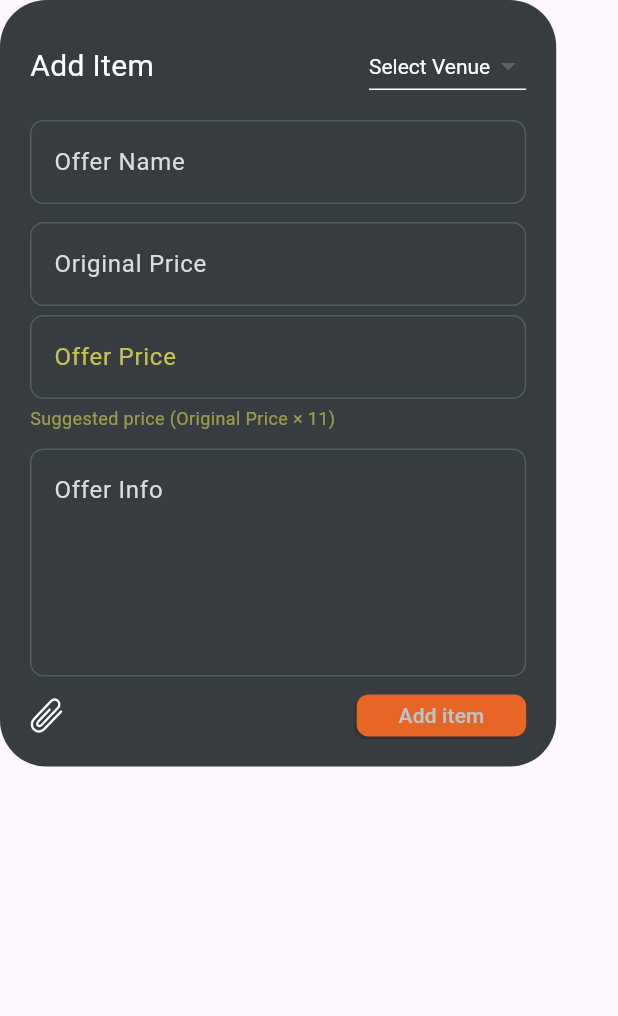
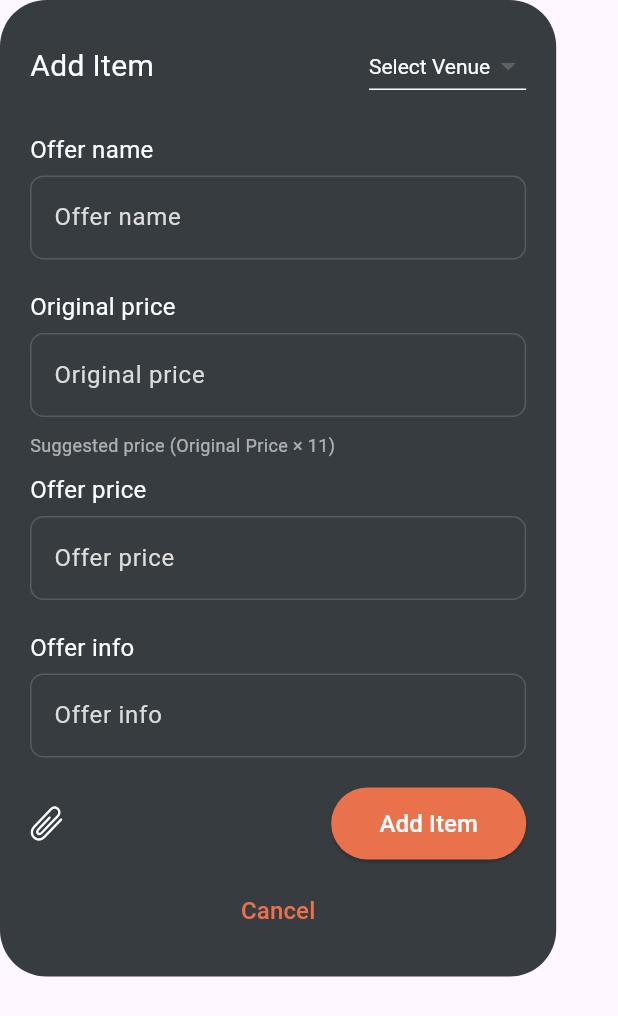
Before and after one commit to locofoStudio/locoDash, a Flutter app: the ItemCreationWidget widget shown alone on an empty page, opened directly, on a phone screen of 412 x 824 dp. Shown: the top 1016 px of the screen. Run offline on Flutter 3.47's test engine with Material 3 defaults, Android fonts, the light colour scheme and no system bars; our stand-ins replace cached_network_image, cloud_firestore, file_picker, firebase_auth, firebase_core, flutter_svg; missing offline and left inert: dart:html, dart:ui_web; accounts and stored records are empty; Roboto replaces fonts that are missing (Roboto Flex); project files that could hold a hidden picture were left out.

Commit message:
Misc widget adjustments and web view registry guard

```diff
--- a/lib/custom_code/widgets/item_creation_widget.dart
+++ b/lib/custom_code/widgets/item_creation_widget.dart
@@ -2,7 +2,6 @@ import 'package:flutter/material.dart';
 import 'package:file_picker/file_picker.dart';
 import 'package:cloud_firestore/cloud_firestore.dart';
 import 'package:firebase_auth/firebase_auth.dart';
-import 'dart:io';
 
 class ItemCreationWidget extends StatefulWidget {
   final Map<String, dynamic>? initialData;
@@ -154,14 +153,12 @@ class _ItemCreationWidgetState extends State<ItemCreationWidget> {
       return;
     }
 
-    // Find the venue ID that corresponds to the selected venue name
-    final venueId = _venueOwnership.entries
-        .firstWhere((entry) => entry.value == true)
-        .key;
-
-    if (!_venueOwnership.containsKey(venueId)) {
+    final venueId = _venues.firstWhere((v) => v == _selectedVenue, orElse: () => '');
+    if (venueId.isEmpty || !_venueOwnership.containsKey(venueId)) {
       ScaffoldMessenger.of(context).showSnackBar(
-        const SnackBar(content: Text('You do not have permission to add offers to this venue')),
+        const SnackBar(
+            content: Text(
+                'You do not have permission to add offers to this venue')),
       );
       return;
     }
@@ -172,13 +169,14 @@ class _ItemCreationWidgetState extends State<ItemCreationWidget> {
 
     try {
       final offerData = {
-        'OfferName': _offerNameController.text,
+        'name': _offerNameController.text,
+        'description': _offerInfoController.text,
+        'price': double.tryParse(_offerPriceController.text) ?? 0.0,
         'originalPrice': double.tryParse(_originalPriceController.text) ?? 0.0,
-        'OfferPrice': double.tryParse(_offerPriceController.text) ?? 0.0,
-        'OfferInfo': _offerInfoController.text,
+        'photoUrl': _selectedFilePath,
         'venueId': venueId,
-        'OfferPhoto': _selectedFilePath,
         'createdBy': _currentUserId,
+        'updatedAt': FieldValue.serverTimestamp(),
       };
 
       if (_documentId != null) {
@@ -190,9 +188,7 @@ class _ItemCreationWidgetState extends State<ItemCreationWidget> {
       } else {
         // Create new document
         offerData['createdAt'] = FieldValue.serverTimestamp();
-        await FirebaseFirestore.instance
-            .collection('offers')
-            .add(offerData);
+        await FirebaseFirestore.instance.collection('offers').add(offerData);
       }
 
       if (widget.onCancel != null) {
@@ -200,7 +196,9 @@ class _ItemCreationWidgetState extends State<ItemCreationWidget> {
       }
     } catch (e) {
       ScaffoldMessenger.of(context).showSnackBar(
-        SnackBar(content: Text('Error ${_documentId != null ? 'updating' : 'creating'} offer: $e')),
+        SnackBar(
+            content: Text(
+                'Error ${_documentId != null ? 'updating' : 'creating'} offer: $e')),
       );
     } finally {
       setState(() {
@@ -231,6 +229,7 @@ class _ItemCreationWidgetState extends State<ItemCreationWidget> {
         color: const Color(0xFF363C40),
         borderRadius: BorderRadius.circular(31),
       ),
+      child: SingleChildScrollView(
         child: Column(
           mainAxisSize: MainAxisSize.min,
           crossAxisAlignment: CrossAxisAlignment.start,
@@ -269,146 +268,23 @@ class _ItemCreationWidgetState extends State<ItemCreationWidget> {
                 ),
               ],
             ),
-          const SizedBox(height: 12),
-          TextField(
-            controller: _offerNameController,
-            style: const TextStyle(color: Color(0xFFDCDCDC)),
-            decoration: InputDecoration(
-              hintText: 'Offer Name',
-              hintStyle: const TextStyle(color: Color(0xFFDCDCDC)),
-              filled: true,
-              fillColor: Colors.transparent,
-              border: OutlineInputBorder(
-                borderRadius: BorderRadius.circular(9),
-                borderSide: const BorderSide(color: Color(0xFF525E5D)),
-              ),
-              enabledBorder: OutlineInputBorder(
-                borderRadius: BorderRadius.circular(9),
-                borderSide: const BorderSide(color: Color(0xFF525E5D)),
-              ),
-              focusedBorder: OutlineInputBorder(
-                borderRadius: BorderRadius.circular(9),
-                borderSide: const BorderSide(color: Color(0xFF525E5D)),
-              ),
-            ),
-          ),
-          const SizedBox(height: 12),
-          Row(
-            children: [
-              Expanded(
-                child: Column(
-                  crossAxisAlignment: CrossAxisAlignment.start,
-                  children: [
-                    TextField(
-                      controller: _originalPriceController,
-                      style: const TextStyle(color: Color(0xFFDCDCDC)),
-                      keyboardType: TextInputType.number,
-                      decoration: InputDecoration(
-                        hintText: 'Original Price',
-                        hintStyle: const TextStyle(color: Color(0xFFDCDCDC)),
-                        filled: true,
-                        fillColor: Colors.transparent,
-                        border: OutlineInputBorder(
-                          borderRadius: BorderRadius.circular(9),
-                          borderSide: const BorderSide(color: Color(0xFF525E5D)),
-                        ),
-                        enabledBorder: OutlineInputBorder(
-                          borderRadius: BorderRadius.circular(9),
-                          borderSide: const BorderSide(color: Color(0xFF525E5D)),
-                        ),
-                        focusedBorder: OutlineInputBorder(
-                          borderRadius: BorderRadius.circular(9),
-                          borderSide: const BorderSide(color: Color(0xFF525E5D)),
-                        ),
-                      ),
-                    ),
-                    const SizedBox(height: 6),
-                    Row(
-                      children: [
-                        Expanded(
-                          child: TextField(
-                            controller: _offerPriceController,
-                            style: const TextStyle(color: Color(0xFFC5C352)),
-                            keyboardType: TextInputType.number,
-                            onTap: () {
-                              setState(() {
-                                _isUsingSuggestedPrice = false;
-                              });
-                            },
-                            decoration: InputDecoration(
-                              hintText: 'Offer Price',
-                              hintStyle: const TextStyle(color: Color(0xFFC5C352)),
-                              filled: true,
-                              fillColor: Colors.transparent,
-                              border: OutlineInputBorder(
-                                borderRadius: BorderRadius.circular(9),
-                                borderSide: const BorderSide(color: Color(0xFF525E5D)),
-                              ),
-                              enabledBorder: OutlineInputBorder(
-                                borderRadius: BorderRadius.circular(9),
-                                borderSide: const BorderSide(color: Color(0xFF525E5D)),
-                              ),
-                              focusedBorder: OutlineInputBorder(
-                                borderRadius: BorderRadius.circular(9),
-                                borderSide: const BorderSide(color: Color(0xFF525E5D)),
-                              ),
-                            ),
-                          ),
-                        ),
-                        if (!_isUsingSuggestedPrice)
-                          IconButton(
-                            icon: const Icon(Icons.refresh, color: Color(0xFFC5C352)),
-                            onPressed: () {
-                              setState(() {
-                                _isUsingSuggestedPrice = true;
-                                _updateSuggestedPrice();
-                              });
-                            },
-                            tooltip: 'Use suggested price',
-                          ),
-                      ],
-                    ),
-                    if (_isUsingSuggestedPrice)
-                      Padding(
-                        padding: const EdgeInsets.only(top: 4.0),
-                        child: Text(
+            const SizedBox(height: 20),
+            _buildTextField(_offerNameController, 'Offer name'),
+            const SizedBox(height: 20),
+            _buildTextField(_originalPriceController, 'Original price', isNumeric: true),
+            const SizedBox(height: 10),
+            Text(
               'Suggested price (Original Price × 11)',
               style: TextStyle(
-                            color: Color(0xFFC5C352).withOpacity(0.7),
+                color: const Color(0xFFFCFDFF).withOpacity(0.6),
                 fontSize: 12,
               ),
             ),
-                      ),
-                  ],
-                ),
-              ),
-            ],
-          ),
-          const SizedBox(height: 12),
-          TextField(
-            controller: _offerInfoController,
-            maxLines: 5,
-            style: const TextStyle(color: Color(0xFFDCDCDC)),
-            decoration: InputDecoration(
-              hintText: 'Offer Info',
-              hintStyle: const TextStyle(color: Color(0xFFDCDCDC)),
-              filled: true,
-              fillColor: Colors.transparent,
-              border: OutlineInputBorder(
-                borderRadius: BorderRadius.circular(9),
-                borderSide: const BorderSide(color: Color(0xFF525E5D)),
-              ),
-              enabledBorder: OutlineInputBorder(
-                borderRadius: BorderRadius.circular(9),
-                borderSide: const BorderSide(color: Color(0xFF525E5D)),
-              ),
-              focusedBorder: OutlineInputBorder(
-                borderRadius: BorderRadius.circular(9),
-                borderSide: const BorderSide(color: Color(0xFF525E5D)),
-              ),
-            ),
-          ),
-          const SizedBox(height: 12),
+            const SizedBox(height: 10),
+            _buildTextField(_offerPriceController, 'Offer price', isNumeric: true),
+            const SizedBox(height: 20),
+            _buildTextField(_offerInfoController, 'Offer info', maxLines: 3),
+            const SizedBox(height: 20),
             Row(
               mainAxisAlignment: MainAxisAlignment.spaceBetween,
               children: [
@@ -433,61 +309,93 @@ class _ItemCreationWidgetState extends State<ItemCreationWidget> {
                       ),
                     ),
                   ),
-              Container(
-                width: 113,
-                height: 28,
-                decoration: BoxDecoration(
-                  color: const Color(0xFFE86526),
-                  borderRadius: BorderRadius.circular(8),
-                  boxShadow: const [
-                    BoxShadow(
-                      color: Color(0x26000000),
-                      offset: Offset(-2, 2),
-                      blurRadius: 0,
-                    ),
-                  ],
-                ),
-                child: TextButton(
+                const Spacer(),
+                SizedBox(
+                  width: 130,
+                  height: 48,
+                  child: ElevatedButton(
                     onPressed: _isLoading ? null : _addOffer,
-                  style: TextButton.styleFrom(
-                    padding: EdgeInsets.zero,
+                    style: ElevatedButton.styleFrom(
+                      backgroundColor: const Color(0xFFE9724C),
                       shape: RoundedRectangleBorder(
-                      borderRadius: BorderRadius.circular(8),
+                        borderRadius: BorderRadius.circular(31),
                       ),
                     ),
                     child: _isLoading
-                      ? const SizedBox(
-                          width: 20,
-                          height: 20,
-                          child: CircularProgressIndicator(
-                            strokeWidth: 2,
-                            valueColor: AlwaysStoppedAnimation<Color>(Color(0xFFB8C5CD)),
-                          ),
+                        ? const CircularProgressIndicator(
+                            valueColor:
+                                AlwaysStoppedAnimation<Color>(Colors.white),
                           )
                         : Text(
-                          _documentId != null ? 'Update item' : 'Add item',
+                            _documentId != null ? 'Update Item' : 'Add Item',
                             style: const TextStyle(
-                            color: Color(0xFFB8C5CD),
-                            fontSize: 14,
+                              color: Color(0xFFFCFDFF),
+                              fontSize: 16,
                             ),
                           ),
                   ),
                 ),
               ],
             ),
-          if (widget.onCancel != null)
-            Padding(
-              padding: const EdgeInsets.only(top: 16.0),
-              child: Align(
-                alignment: Alignment.centerRight,
+            const SizedBox(height: 10),
+            Center(
               child: TextButton(
-                  onPressed: widget.onCancel,
-                  child: const Text('Cancel', style: TextStyle(color: Colors.white)),
+                onPressed: () {
+                  if (widget.onCancel != null) {
+                    widget.onCancel!();
+                  }
+                },
+                child: const Text(
+                  'Cancel',
+                  style: TextStyle(
+                    color: Color(0xFFE9724C),
+                    fontSize: 16,
+                  ),
                 ),
               ),
             ),
           ],
         ),
+      ),
+    );
+  }
+
+  Widget _buildTextField(TextEditingController controller, String label, {bool isNumeric = false, int maxLines = 1}) {
+    return Column(
+      crossAxisAlignment: CrossAxisAlignment.start,
+      children: [
+        Text(
+          label,
+          style: const TextStyle(
+            color: Color(0xFFFCFDFF),
+            fontSize: 16,
+          ),
+        ),
+        const SizedBox(height: 6),
+        TextField(
+          controller: controller,
+          style: const TextStyle(color: Color(0xFFDCDCDC)),
+          keyboardType: isNumeric ? TextInputType.number : TextInputType.text,
+          decoration: InputDecoration(
+            hintText: label,
+            hintStyle: const TextStyle(color: Color(0xFFDCDCDC)),
+            filled: true,
+            fillColor: Colors.transparent,
+            border: OutlineInputBorder(
+              borderRadius: BorderRadius.circular(9),
+              borderSide: const BorderSide(color: Color(0xFF525E5D)),
+            ),
+            enabledBorder: OutlineInputBorder(
+              borderRadius: BorderRadius.circular(9),
+              borderSide: const BorderSide(color: Color(0xFF525E5D)),
+            ),
+            focusedBorder: OutlineInputBorder(
+              borderRadius: BorderRadius.circular(9),
+              borderSide: const BorderSide(color: Color(0xFF525E5D)),
+            ),
+          ),
+        ),
+      ],
     );
   }
 }
--- a/lib/custom_code/widgets/loyalty_stats_widget.dart
+++ b/lib/custom_code/widgets/loyalty_stats_widget.dart
@@ -1,5 +1,6 @@
 import 'package:flutter/material.dart';
 import 'package:cloud_firestore/cloud_firestore.dart';
+import 'package:cached_network_image/cached_network_image.dart';
 // import 'package:fl_chart/fl_chart.dart'; // Uncomment if using charts
 // import your AppCard, AppText, AppColors here
 
@@ -156,14 +157,12 @@ class TopPlayersCard extends StatelessWidget {
                                             child: ClipRRect(
                                               borderRadius: BorderRadius.circular(20),
                                               child: user['photo_url'] != null
-                                                  ? Image.network(
-                                                      user['photo_url'],
+                                                  ? CachedNetworkImage(
+                                                      imageUrl: user['photo_url'],
                                                       fit: BoxFit.cover,
-                                                      loadingBuilder: (context, child, loadingProgress) {
-                                                        if (loadingProgress == null) return child;
-                                                        return const CircularProgressIndicator();
-                                                      },
-                                                      errorBuilder: (context, error, stackTrace) =>
+                                                      placeholder: (context, url) =>
+                                                          const CircularProgressIndicator(),
+                                                      errorWidget: (context, url, error) =>
                                                           const Icon(Icons.person, color: Colors.white, size: 40),
                                                     )
                                                   : const Icon(Icons.person, color: Colors.white, size: 40),
@@ -264,14 +263,12 @@ class TopPlayersCard extends StatelessWidget {
             child: ClipRRect(
               borderRadius: BorderRadius.circular(40),
               child: user['photo_url'] != null
-                  ? Image.network(
-                      user['photo_url'],
+                  ? CachedNetworkImage(
+                      imageUrl: user['photo_url'],
                       fit: BoxFit.cover,
-                      loadingBuilder: (context, child, loadingProgress) {
-                        if (loadingProgress == null) return child;
-                        return const CircularProgressIndicator();
-                      },
-                      errorBuilder: (context, error, stackTrace) =>
+                      placeholder: (context, url) =>
+                          const CircularProgressIndicator(),
+                      errorWidget: (context, url, error) =>
                           const Icon(Icons.person, color: Colors.white, size: 40),
                     )
                   : const Icon(Icons.person, color: Colors.white, size: 40),
--- a/lib/custom_code/widgets/venue_clients_widget.dart
+++ b/lib/custom_code/widgets/venue_clients_widget.dart
@@ -8,8 +8,6 @@ import 'package:flutter/material.dart';
 
 // Imports other custom widgets
 import 'package:cloud_firestore/cloud_firestore.dart';
-import 'dart:html' as html;
-import 'dart:convert';
 
 class VenueClientsWidget extends StatefulWidget {
   const VenueClientsWidget({
--- a/lib/custom_code/widgets/venue_leaderboard_widget.dart
+++ b/lib/custom_code/widgets/venue_leaderboard_widget.dart
@@ -209,9 +209,7 @@ class _VenueLeaderboardWidgetState extends State<VenueLeaderboardWidget> {
             child: ClipRRect(
               borderRadius: BorderRadius.circular(40),
               child: user['photo_url'] != null
-                  ? (() {
-                      print('Debug - Photo URL for user ${user['display_name']}: ${user['photo_url']}');
-                      return CachedNetworkImage(
+                  ? CachedNetworkImage(
                       imageUrl: user['photo_url'],
                       fit: BoxFit.cover,
                       placeholder: (context, url) =>
@@ -220,8 +218,7 @@ class _VenueLeaderboardWidgetState extends State<VenueLeaderboardWidget> {
                         print('Debug - Error loading image for user ${user['display_name']}: $error');
                         return Icon(Icons.person, color: widget.textColor, size: 40);
                       },
-                      );
-                    })()
+                    )
                   : Icon(Icons.person, color: widget.textColor, size: 40),
             ),
           ),
--- a/lib/custom_code/widgets/web_view_registry.dart
+++ b/lib/custom_code/widgets/web_view_registry.dart
@@ -1,10 +1,13 @@
 // Only for web
-// ignore: avoid_web_libraries_in_flutter
-import 'dart:ui' as ui;
+// ignore: avoid_web_libraries_in_flutter, uri_does_not_exist
+import 'dart:ui_web' as ui;
+import 'package:flutter/foundation.dart' show kIsWeb;
 
 typedef PlatformViewFactory = dynamic Function(int viewId);
 
 void registerWebViewFactory(String viewType, PlatformViewFactory factory) {
-  // ignore: undefined_prefixed_name
-  ui.platformViewRegistry.registerViewFactory(viewType, factory);
+  if (kIsWeb) {
+    // ignore: undefined_prefixed_name
+    ui.platformViewRegistry.registerViewFactory(viewType, factory);
+  }
 }
```
Lines whose indentation alone changed are shown as unchanged.
